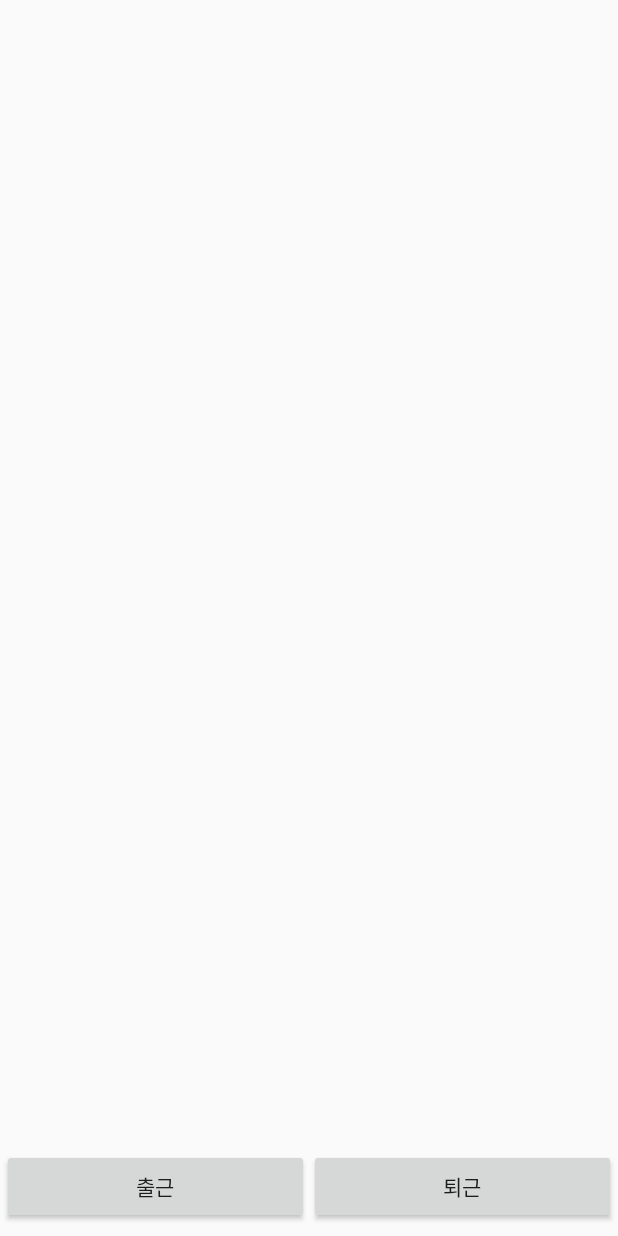
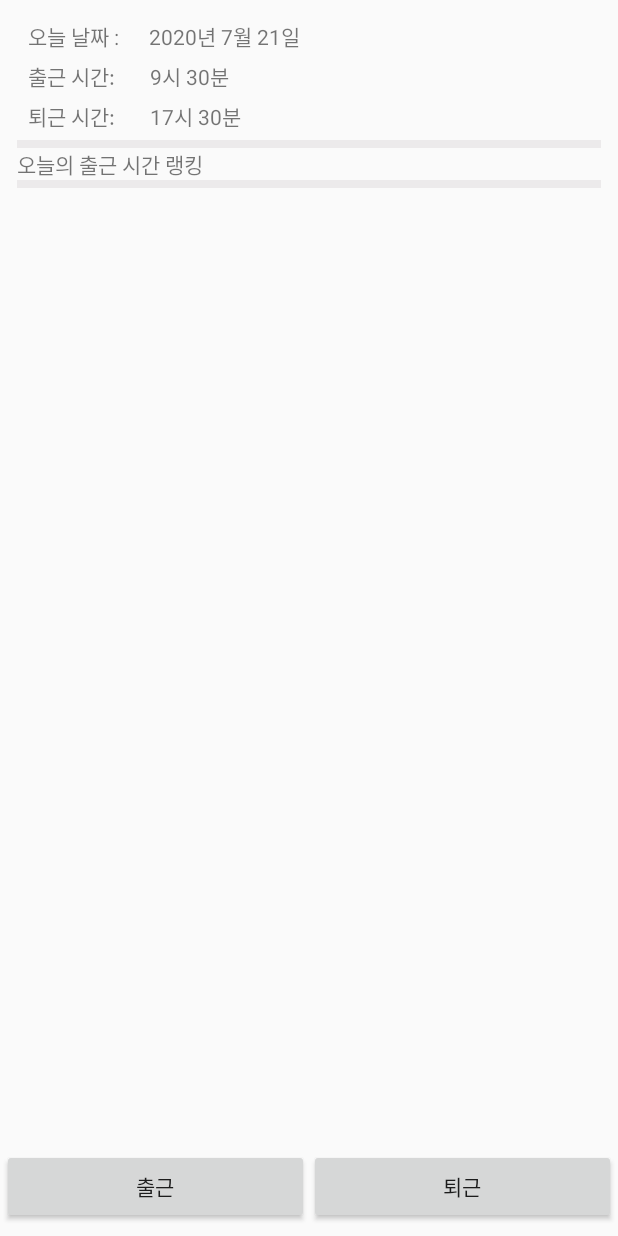
Before and after one commit to clubzip/madcamp02-hgyk, an Android app: the fragment tab3Frag shown on its own in the app's theme, on a phone screen of 412 x 824 dp. Run offline under Robolectric (Android 15) with nearby library versions, the phone set to English and light mode, and no system bars.

Commit message:
tab3 fragment & layout

```diff
--- /dev/null
+++ b/app/src/main/java/com/example/myapplication/WorkAdapter.java
@@ -0,0 +1,74 @@
+package com.example.myapplication;
+
+import android.content.Context;
+import android.view.LayoutInflater;
+import android.view.View;
+import android.view.ViewGroup;
+import android.widget.BaseAdapter;
+
+import java.util.ArrayList;
+
+public class WorkAdapter extends BaseAdapter {
+    private static final int ITEM_VIEW_TYPE_TODAY = 0;
+    private static final int ITEM_VIEW_TYPE_WORK_RANK = 1;
+    private static final int ITEM_VIEW_TYPE_MAX = 2;
+
+    private ArrayList<WorkHolder> workHolderList;
+
+    public WorkAdapter (ArrayList<WorkHolder> workHolderList) {
+        this.workHolderList = workHolderList;
+    }
+
+    @Override
+    public int getViewTypeCount() {
+        return ITEM_VIEW_TYPE_MAX;
+    }
+
+    @Override
+    public int getItemViewType(int position) {
+        return workHolderList.get(position).getType();
+    }
+
+    @Override
+    public int getCount() {
+        return workHolderList.size();
+    }
+
+    @Override
+    public Object getItem(int i) {
+        return workHolderList.get(i);
+    }
+
+    @Override
+    public long getItemId(int i) {
+        return i;
+    }
+
+    @Override
+    public View getView(int i, View view, ViewGroup viewGroup) {
+        final Context context = viewGroup.getContext();
+
+        if (view == null) {
+            LayoutInflater inflater = (LayoutInflater) context.getSystemService(Context.LAYOUT_INFLATER_SERVICE);
+            WorkHolder workHolder = workHolderList.get(i);
+
+            switch (workHolder.getType()) {
+                case ITEM_VIEW_TYPE_TODAY:
+                    view = inflater.inflate(R.layout.tab3_today, viewGroup, false);
+                    break;
+                case ITEM_VIEW_TYPE_WORK_RANK:
+                    view = inflater.inflate(R.layout.tab3_work_rank, viewGroup, false);
+                    break;
+            }
+
+            workHolder.show(view);
+        }
+
+        return view;
+    }
+
+
+
+
+
+}
--- /dev/null
+++ b/app/src/main/java/com/example/myapplication/WorkHolder.java
@@ -0,0 +1,8 @@
+package com.example.myapplication;
+
+import android.view.View;
+
+public abstract class WorkHolder {
+    abstract void show(View view);
+    abstract int getType();
+}
--- a/app/src/main/java/com/example/myapplication/tab3Frag.java
+++ b/app/src/main/java/com/example/myapplication/tab3Frag.java
@@ -25,9 +25,9 @@ import java.util.concurrent.ExecutionException;
 public class tab3Frag extends Fragment {
 
     View view;
-    ListView listView;
     Button stampWork;
     Button stampLeave;
+    private ArrayList<WorkHolder> mWorkHolderList;
 
     public tab3Frag() {
 
@@ -38,9 +38,17 @@ public class tab3Frag extends Fragment {
                              Bundle savedInstanceState) {
 
         view = inflater.inflate(R.layout.tab3_main, container, false);
-        listView =(ListView) view.findViewById(R.id.listView);
         stampWork = (Button) view.findViewById(R.id.stamp_work);
         stampLeave = (Button) view.findViewById(R.id.stamp_leave);
+
+        mWorkHolderList = new ArrayList<>();
+        mWorkHolderList.add(new tab3_todayHolder());
+        mWorkHolderList.add(new tab3_rankHolder());
+
+        // show contents
+        WorkAdapter workAdapter = new WorkAdapter(mWorkHolderList);
+        ListView listView = (ListView) view.findViewById(R.id.listView_work);
+        listView.setAdapter(workAdapter);
 
 
 
@@ -48,4 +56,6 @@ public class tab3Frag extends Fragment {
     }
 
 
+
+
 }
--- /dev/null
+++ b/app/src/main/java/com/example/myapplication/tab3_rankHolder.java
@@ -0,0 +1,21 @@
+package com.example.myapplication;
+
+import android.content.Context;
+import android.view.View;
+
+public class tab3_rankHolder extends WorkHolder {
+    private static final int type = 1;
+    private Context mContext;
+    private View mView;
+
+    public tab3_rankHolder() {
+        // add parameters if needed
+    }
+
+    void show(View view) {
+        mView = view;
+
+    }
+
+    int getType() {return type;}
+}
--- /dev/null
+++ b/app/src/main/java/com/example/myapplication/tab3_todayHolder.java
@@ -0,0 +1,21 @@
+package com.example.myapplication;
+
+import android.content.Context;
+import android.view.View;
+
+public class tab3_todayHolder extends WorkHolder {
+    private static final int type = 0;
+    private Context mContext;
+    private View mView;
+
+    public tab3_todayHolder() {
+        // add parameters if needed
+    }
+
+    void show(View view) {
+        mView = view;
+
+    }
+
+    int getType() {return type;}
+}
--- a/app/src/main/res/layout/tab3_main.xml
+++ b/app/src/main/res/layout/tab3_main.xml
@@ -18,7 +18,7 @@
         <ListView
             android:layout_width="match_parent"
             android:layout_height="match_parent"
-            android:id="@+id/listView"
+            android:id="@+id/listView_work"
             android:divider="#eceaeb"
             android:dividerHeight="5dp"
             android:paddingHorizontal="10dp"/>
--- /dev/null
+++ b/app/src/main/res/layout/tab3_today.xml
@@ -0,0 +1,68 @@
+<?xml version="1.0" encoding="utf-8"?>
+<androidx.constraintlayout.widget.ConstraintLayout xmlns:android="http://schemas.android.com/apk/res/android"
+    xmlns:tools="http://schemas.android.com/tools"
+    android:layout_width="match_parent"
+    android:layout_height="match_parent"
+    android:paddingHorizontal="7dp"
+    android:paddingVertical="5dp"
+    xmlns:app="http://schemas.android.com/apk/res-auto">
+
+    <LinearLayout
+        android:layout_width="match_parent"
+        android:layout_height="wrap_content"
+        android:orientation="horizontal"
+        android:id="@+id/dateOfTodayBox"
+        tools:ignore="MissingConstraints">
+        <TextView
+            android:layout_width="wrap_content"
+            android:layout_height="wrap_content"
+            android:text="오늘 날짜 :"/>
+        <TextView
+            android:id="@+id/dateOfToday"
+            android:layout_width="wrap_content"
+            android:layout_height="wrap_content"
+            android:text="2020년 7월 21일"
+            android:layout_marginLeft="20dp"/>
+
+    </LinearLayout>
+    <LinearLayout
+        android:id="@+id/workTimeBox"
+        android:layout_width="match_parent"
+        android:layout_height="wrap_content"
+        android:orientation="horizontal"
+        android:layout_marginTop="5dp"
+        app:layout_constraintTop_toBottomOf="@+id/dateOfTodayBox">
+        <TextView
+            android:layout_width="wrap_content"
+            android:layout_height="wrap_content"
+            android:text="출근 시간: "/>
+        <TextView
+            android:id="@+id/Text_workTime"
+            android:layout_width="wrap_content"
+            android:layout_height="wrap_content"
+            android:text="9시 30분"
+            android:layout_marginLeft="20dp"/>
+    </LinearLayout>
+    <LinearLayout
+        android:id="@+id/leaveTimeBox"
+        android:layout_width="match_parent"
+        android:layout_height="wrap_content"
+        android:orientation="horizontal"
+        android:layout_marginTop="5dp"
+        app:layout_constraintTop_toBottomOf="@+id/workTimeBox">
+        <TextView
+            android:layout_width="wrap_content"
+            android:layout_height="wrap_content"
+            android:text="퇴근 시간: "/>
+        <TextView
+            android:id="@+id/Text_leaveTime"
+            android:layout_width="wrap_content"
+            android:layout_height="wrap_content"
+            android:text="17시 30분"
+            android:layout_marginLeft="20dp"/>
+
+    </LinearLayout>
+
+
+
+</androidx.constraintlayout.widget.ConstraintLayout>
--- /dev/null
+++ b/app/src/main/res/layout/tab3_work_rank.xml
@@ -0,0 +1,29 @@
+<?xml version="1.0" encoding="utf-8"?>
+<androidx.constraintlayout.widget.ConstraintLayout xmlns:android="http://schemas.android.com/apk/res/android"
+    xmlns:tools="http://schemas.android.com/tools"
+    android:layout_width="match_parent"
+    android:layout_height="match_parent"
+    xmlns:app="http://schemas.android.com/apk/res-auto">
+
+    <LinearLayout
+        android:layout_width="match_parent"
+        android:layout_height="wrap_content"
+        android:orientation="vertical"
+        tools:ignore="MissingConstraints">
+
+        <TextView
+            android:id="@+id/Text_rank"
+            android:layout_width="match_parent"
+            android:layout_height="wrap_content"
+            android:text="오늘의 출근 시간 랭킹"/>
+
+        <ListView
+            android:id="@+id/listView_workRank"
+            android:layout_width="match_parent"
+            android:layout_height="wrap_content"
+            android:textFilterEnabled="true"
+            app:layout_constraintTop_toBottomOf="@id/Text_rank"/>
+
+    </LinearLayout>
+
+</androidx.constraintlayout.widget.ConstraintLayout>
--- /dev/null
+++ b/app/src/main/res/layout/tab3_work_rank_item.xml
@@ -0,0 +1,46 @@
+<?xml version="1.0" encoding="utf-8"?>
+<LinearLayout xmlns:android="http://schemas.android.com/apk/res/android"
+    android:layout_width="match_parent"
+    android:layout_height="wrap_content"
+    xmlns:app="http://schemas.android.com/apk/res-auto"
+    android:orientation="horizontal">
+
+    <de.hdodenhof.circleimageview.CircleImageView
+        android:id="@+id/crown"
+        android:layout_margin="10dp"
+        android:layout_width="60dp"
+        android:src="@drawable/crown"
+        app:civ_border_width="2dp"
+        app:civ_border_color="#000000"
+        android:layout_height="60dp" />
+
+    <LinearLayout
+        android:layout_width="match_parent"
+        android:layout_height="wrap_content"
+        android:layout_margin="6dp"
+        android:layout_gravity="center"
+        android:orientation="horizontal" >
+
+        <TextView
+            android:id="@+id/name_rank"
+            android:layout_width="wrap_content"
+            android:layout_height="wrap_content"
+            android:textColor="#000000"
+            android:textSize="25dp"
+            android:textStyle="bold"
+            android:text="오유경"/>
+
+        <TextView
+            android:id="@+id/Text_workTime_rank"
+            android:layout_marginLeft="20dp"
+            android:layout_width="match_parent"
+            android:layout_height="wrap_content"
+            android:textSize="25sp"
+            android:gravity="left"
+            android:textStyle="bold"
+            android:text="9시 30분"
+            />
+
+    </LinearLayout>
+
+</LinearLayout>
```
Also changed, not shown: app/src/main/res/drawable/crown.png (added).
